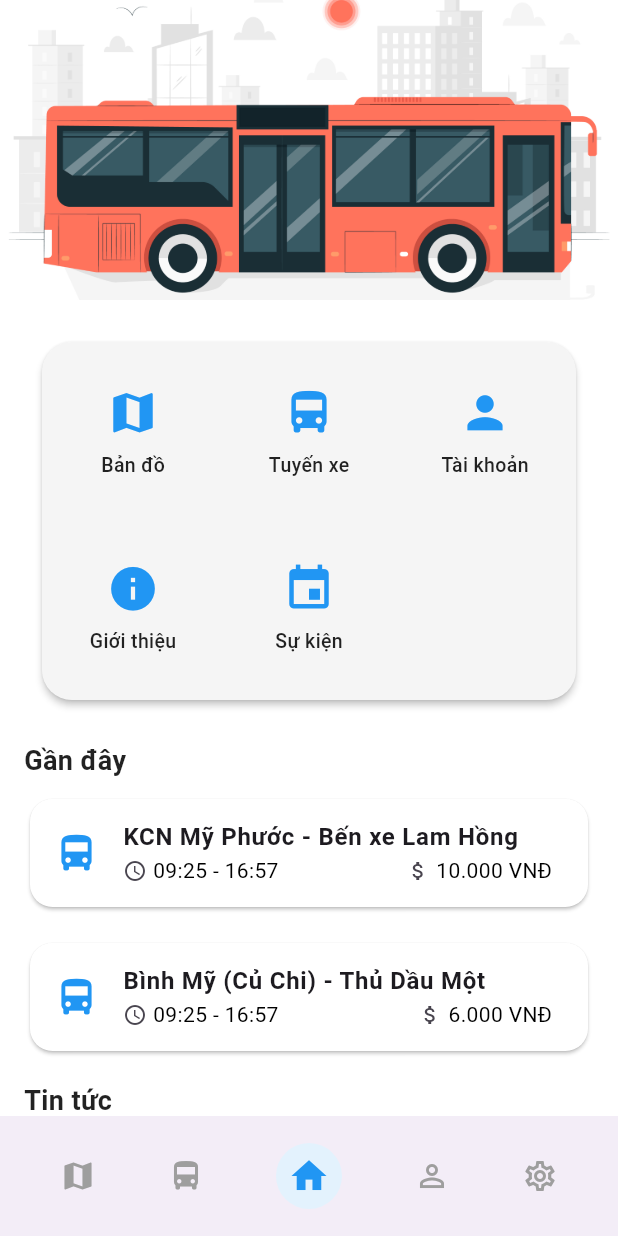
After one commit to FCJ-DNTU/binh-duong-bus, a Flutter app: the HomeScreen screen opened by its route, on a phone screen of 412 x 824 dp. The commit adds this screen. Run offline on Flutter 3.47's test engine with Material 3 defaults, Android fonts, the light colour scheme and no system bars; our stand-ins replace dio, flutter_dotenv, flutter_map, latlong2, location; missing offline and left inert: flutter_map_location_marker, flutter_polyline_points.

Commit message:
feat: refactor home page & bus routes

```diff
--- a/mobile/lib/core/config/app_routes.dart
+++ b/mobile/lib/core/config/app_routes.dart
@@ -3,8 +3,10 @@ class AppRoutes {
   static const String home = '/home';
   static const String login = '/login';
   static const String search = '/search';
+  static const String routes = '/routes';
   static const String routeDetails = '/routedetails';
   static const String notification = '/notification';
   static const String routePlanning = '/routeplanning';
   static const String register = '/register';
+  static const String settings = "/settings";
 }
--- /dev/null
+++ b/mobile/lib/presentation/pages/home_screen/new_home_screen.dart
@@ -0,0 +1,183 @@
+import 'package:binhduongbus/core/config/app_routes.dart';
+import 'package:binhduongbus/presentation/pages/widgets/custom_button_navigation_bar.dart';
+import 'package:flutter/material.dart';
+
+class HomeScreen extends StatefulWidget {
+  const HomeScreen({super.key});
+
+  @override
+  _HomeScreenState createState() => _HomeScreenState();
+}
+
+class _HomeScreenState extends State<HomeScreen> {
+  int _currentIndex = 2;
+
+  @override
+  Widget build(BuildContext context) {
+    return Scaffold(
+      body: SingleChildScrollView(
+        child: Column(
+          crossAxisAlignment: CrossAxisAlignment.start,
+          children: [
+            // Header with Bus Image
+            Container(
+              width: double.infinity,
+              height: 200,
+              decoration: BoxDecoration(
+                image: DecorationImage(
+                  image: AssetImage('assets/images/banner.jpeg'),
+                  fit: BoxFit.cover,
+                ),
+              ),
+            ),
+
+            // Quick Access Card
+            Padding(
+              padding: const EdgeInsets.all(24.0),
+              child: Card(
+                color: Colors.grey[100],
+                elevation: 2,
+                shape: RoundedRectangleBorder(
+                  borderRadius: BorderRadius.circular(20),
+                ),
+                child: Padding(
+                  padding: const EdgeInsets.all(2.0),
+                  child: GridView.count(
+                    shrinkWrap: true,
+                    crossAxisCount: 3,
+                    children: [
+                      _buildQuickAccessItem(Icons.map, "Bản đồ", AppRoutes.routePlanning),
+                      _buildQuickAccessItem(Icons.directions_bus, "Tuyến xe", AppRoutes.routes),
+                      _buildQuickAccessItem(Icons.person, "Tài khoản", AppRoutes.settings),
+                      _buildQuickAccessItem(Icons.info, "Giới thiệu", AppRoutes.settings),
+                      _buildQuickAccessItem(Icons.event, "Sự kiện", AppRoutes.settings),
+                    ],
+                  ),
+                ),
+              ),
+            ),
+
+            // Recent Routes Section
+            Padding(
+              padding: const EdgeInsets.symmetric(horizontal: 16.0),
+              child: Text("Gần đây",
+                  style: TextStyle(fontSize: 18, fontWeight: FontWeight.bold)),
+            ),
+            _buildRecentRoute("KCN Mỹ Phước - Bến xe Lam Hồng", "Tuyến D1",
+                "09:25 - 16:57", "10.000 VNĐ"),
+            _buildRecentRoute("Bình Mỹ (Củ Chi) - Thủ Dầu Một", "Tuyến D2",
+                "09:25 - 16:57", "6.000 VNĐ"),
+
+            // News Section
+            Padding(
+              padding:
+                  const EdgeInsets.symmetric(horizontal: 16.0, vertical: 8.0),
+              child: Text("Tin tức",
+                  style: TextStyle(fontSize: 18, fontWeight: FontWeight.bold)),
+            ),
+            Card(
+              margin: EdgeInsets.fromLTRB(16, 0, 16, 16),
+              shape: RoundedRectangleBorder(
+                borderRadius: BorderRadius.circular(10),
+              ),
+              child: Column(
+                children: [
+                  Container(
+                    height: 150,
+                    decoration: BoxDecoration(
+                      image: DecorationImage(
+                        image: AssetImage('assets/images/tin_tuc_01.png'),
+                        fit: BoxFit.cover,
+                      ),
+                      borderRadius:
+                          BorderRadius.vertical(top: Radius.circular(10)),
+                    ),
+                  ),
+                  Container(
+                    color: Colors.white,
+                    padding: const EdgeInsets.all(8.0),
+                    alignment: Alignment.centerLeft,
+                    child: Text(
+                      'Tin tức mới - 01',
+                      style: TextStyle(fontSize: 16, color: Colors.black),
+                    ),
+                  ),
+                ],
+              ),
+            )
+          ],
+        ),
+      ),
+
+      // Bottom Navigation Bar
+      bottomNavigationBar: CustomBottomNavigationBar(
+        currentIndex: _currentIndex,
+        onTap: (index) {
+          setState(() {
+            _currentIndex = index;
+          });
+        },
+      ),
+    );
+  }
+
+  Widget _buildQuickAccessItem(IconData icon, String label, String path) {
+    return GestureDetector(
+      onTap: () {
+        Navigator.pushNamed(
+          context,
+          path,
+        );
+      },
+      child: Column(
+        mainAxisAlignment: MainAxisAlignment.center,
+        children: [
+          Icon(icon, size: 35, color: Colors.blue),
+          SizedBox(height: 8),
+          Text(label,
+              style: TextStyle(fontSize: 13, fontWeight: FontWeight.w500)),
+        ],
+      ),
+    );
+  }
+
+  Widget _buildRecentRoute(
+      String title, String route, String time, String price) {
+    return Padding(
+      padding: const EdgeInsets.symmetric(horizontal: 16.0, vertical: 8.0),
+      child: Card(
+        shape: RoundedRectangleBorder(borderRadius: BorderRadius.circular(15)),
+        color: Colors.white,
+        child: ListTile(
+          leading: Icon(Icons.directions_bus, color: Colors.blue, size: 30),
+          title: Text(
+            title,
+            style: TextStyle(fontSize: 16, fontWeight: FontWeight.bold),
+            overflow: TextOverflow.ellipsis,
+          ),
+          subtitle: Row(
+            mainAxisAlignment: MainAxisAlignment.spaceBetween,
+            children: [
+              Row(
+                children: [
+                  Icon(Icons.access_time, size: 16),
+                  SizedBox(width: 4),
+                  Text(time,
+                      style: TextStyle(fontSize: 14, color: Colors.black)),
+                ],
+              ),
+              Row(
+                children: [
+                  Icon(Icons.attach_money, size: 16),
+                  SizedBox(width: 4),
+                  Text(price,
+                      style: TextStyle(fontSize: 14, color: Colors.black)),
+                ],
+              ),
+            ],
+          ),
+        ),
+      ),
+    );
+  }
+}
--- a/mobile/lib/presentation/pages/notification_screen/notification_screen.dart
+++ b/mobile/lib/presentation/pages/notification_screen/notification_screen.dart
@@ -2,7 +2,7 @@ import 'package:flutter/material.dart';
 import 'notification_detail_screen.dart';
 
 class NotificationScreen extends StatelessWidget {
-  const NotificationScreen({Key? key}) : super(key: key);
+  const NotificationScreen({super.key});
 
   @override
   Widget build(BuildContext context) {
--- /dev/null
+++ b/mobile/lib/presentation/pages/widgets/custom_button_navigation_bar.dart
@@ -0,0 +1,124 @@
+import 'package:flutter/material.dart';
+
+class CustomBottomNavigationBar extends StatelessWidget {
+  final int currentIndex;
+  final Function(int) onTap;
+
+  const CustomBottomNavigationBar({
+    super.key,
+    required this.currentIndex,
+    required this.onTap,
+  });
+
+  @override
+  Widget build(BuildContext context) {
+    return BottomAppBar(
+      elevation: 10,
+      child: SizedBox(
+        height: 60,
+        child: Row(
+          mainAxisAlignment: MainAxisAlignment.spaceAround,
+          children: [
+            _buildNavItem(
+              icon: Icons.map,
+              index: 0,
+              context: context,
+            ),
+            _buildNavItem(
+              icon: Icons.directions_bus,
+              index: 1,
+              context: context,
+            ),
+            _buildHomeButton(context),
+            _buildNavItem(
+              icon: Icons.person_outline,
+              index: 3,
+              context: context,
+            ),
+            _buildNavItem(
+              icon: Icons.settings_outlined,
+              index: 4,
+              context: context,
+            ),
+          ],
+        ),
+      ),
+    );
+  }
+
+  Widget _buildNavItem({
+    required IconData icon,
+    required int index,
+    required BuildContext context,
+  }) {
+    bool isSelected = currentIndex == index;
+    return GestureDetector(
+      onTap: () => onTap(index),
+      child: Column(
+        mainAxisAlignment: MainAxisAlignment.center,
+        children: [
+          Icon(
+            icon,
+            color: isSelected ? Colors.blue : Colors.grey,
+            size: 24,
+          ),
+        ],
+      ),
+    );
+  }
+
+  Widget _buildHomeButton(BuildContext context) {
+    bool isSelected = currentIndex == 2;
+    return GestureDetector(
+      onTap: () => onTap(2),
+      child: Container(
+        decoration: BoxDecoration(
+          color: isSelected ? Colors.blue.shade50 : Colors.transparent,
+          shape: BoxShape.circle,
+        ),
+        padding: const EdgeInsets.all(8),
+        child: Icon(
+          Icons.home,
+          color: isSelected ? Colors.blue : Colors.grey,
+          size: 28,
+        ),
+      ),
+    );
+  }
+}
+
+// Example Usage in a StatefulWidget
+class ExamplePage extends StatefulWidget {
+  const ExamplePage({super.key});
+
+  @override
+  _ExamplePageState createState() => _ExamplePageState();
+}
+
+class _ExamplePageState extends State<ExamplePage> {
+  int _currentIndex = 2; // Default to home
+
+  final List<Widget> _pages = [
+    // Add your page widgets here
+    const Placeholder(color: Colors.red),
+    const Placeholder(color: Colors.green),
+    const Placeholder(color: Colors.blue),
+    const Placeholder(color: Colors.yellow),
+    const Placeholder(color: Colors.purple),
+  ];
+
+  @override
+  Widget build(BuildContext context) {
+    return Scaffold(
+      body: _pages[_currentIndex],
+      bottomNavigationBar: CustomBottomNavigationBar(
+        currentIndex: _currentIndex,
+        onTap: (index) {
+          setState(() {
+            _currentIndex = index;
+          });
+        },
+      ),
+    );
+  }
+}
```
Also changed, not shown: mobile/lib/main.dart (+5 -4 lines), mobile/lib/presentation/pages/home_screen/home_screen.dart (deleted, +0 -262 lines), mobile/lib/presentation/pages/route_search_screen/route_search_screen.dart (added, +152 -0 lines), mobile/assets/images/banner.jpeg (added), mobile/assets/images/tin_tuc_01.png (added).
